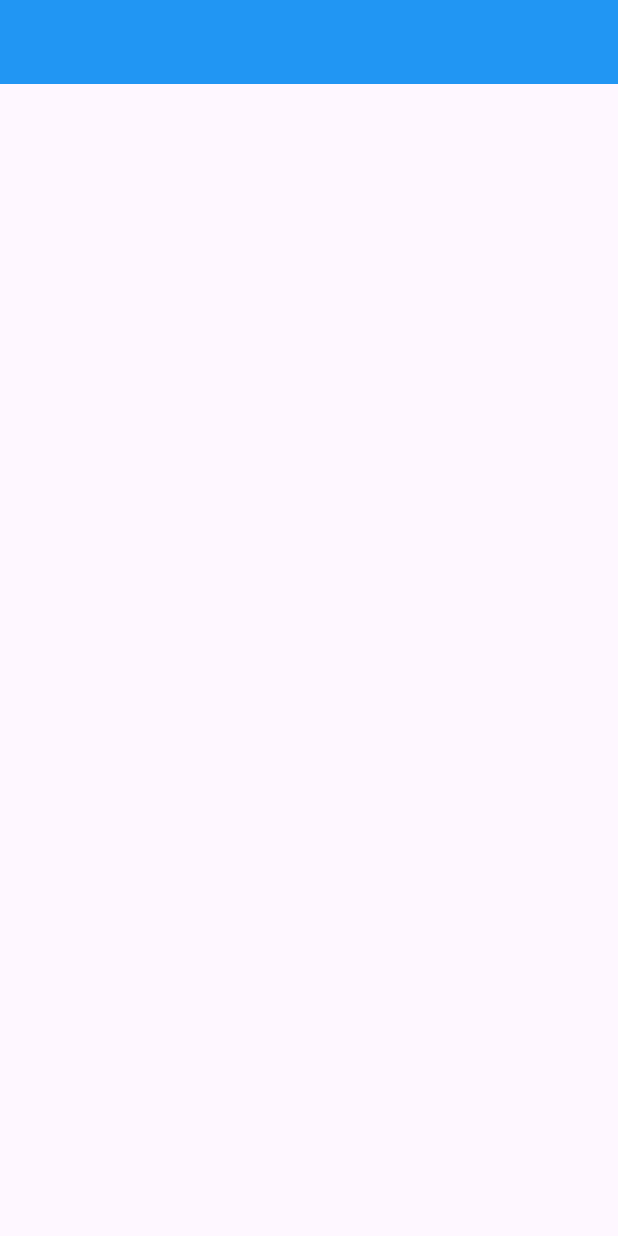
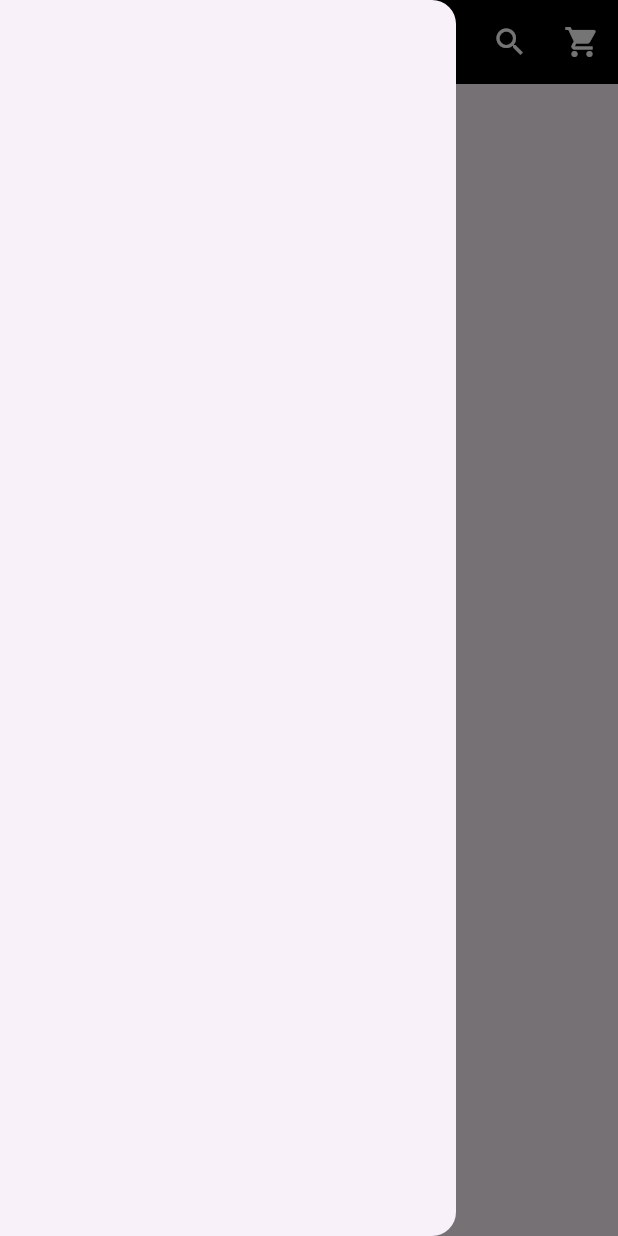
Before and after one commit to diegocar448/flutter3_webresponsivo, a Flutter app: the screen it shows after launch, with the side drawer open (before the commit the screen has no drawer), on a phone screen of 412 x 824 dp. Run offline on Flutter 3.47's test engine with Material 3 defaults, Android fonts, the phone set to English and light mode, and no system bars.

Commit message:
layout web 1

```diff
--- a/lib/pages/home/home_page.dart
+++ b/lib/pages/home/home_page.dart
@@ -1,4 +1,6 @@
 import 'package:flutter/material.dart';
+import 'package:flutterweb/pages/home/widgets/app_bar/mobile_app_bar.dart';
+import 'package:flutterweb/pages/home/widgets/app_bar/web_app_bar.dart';
 
 
 class HomePage extends StatelessWidget {
@@ -7,9 +9,13 @@ class HomePage extends StatelessWidget {
     return LayoutBuilder(
       builder: (context, constraint){
         return Scaffold(
-          appBar: AppBar(
-            backgroundColor: constraint.maxWidth >= 800 ? Colors.red : Colors.blue,
-          ),
+          appBar: constraint.maxWidth < 800
+              ? PreferredSize(
+                  child: MobileAppBar(),
+                  preferredSize: Size(double.infinity, 56),
+              )
+              : PreferredSize(child: WebAppBar(), preferredSize: Size(double.infinity, 72),),
+            drawer: Drawer(),
         );
       }
     );
--- /dev/null
+++ b/lib/pages/home/widgets/app_bar/mobile_app_bar.dart
@@ -0,0 +1,25 @@
+import 'package:flutter/material.dart';
+
+
+
+class MobileAppBar extends StatelessWidget {
+  @override
+  Widget build(BuildContext context) {
+    return AppBar(
+      backgroundColor: Colors.black,
+      title: Text(
+        'Flutter',
+        style: TextStyle(color: Colors.white),
+      ),
+      centerTitle: true,
+      actions: [
+        IconButton(onPressed: (){}, icon: Icon(Icons.search)),
+        IconButton(onPressed: (){}, icon: Icon(Icons.shopping_cart)),
+      ],
+      iconTheme: IconThemeData(
+        color: Colors.white, // Define a cor dos ícones
+      ),
+    );
+
+  }
+}
```
Also changed, not shown: lib/pages/home/widgets/app_bar/web_app_bar.dart (added, +56 -0 lines).
